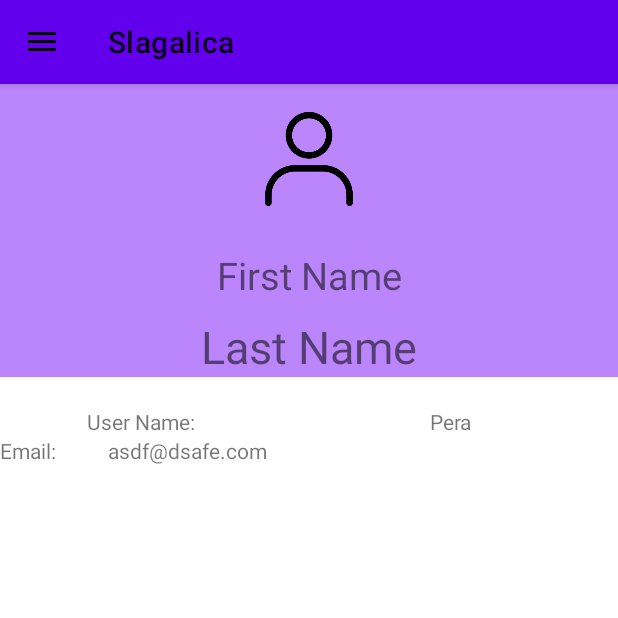
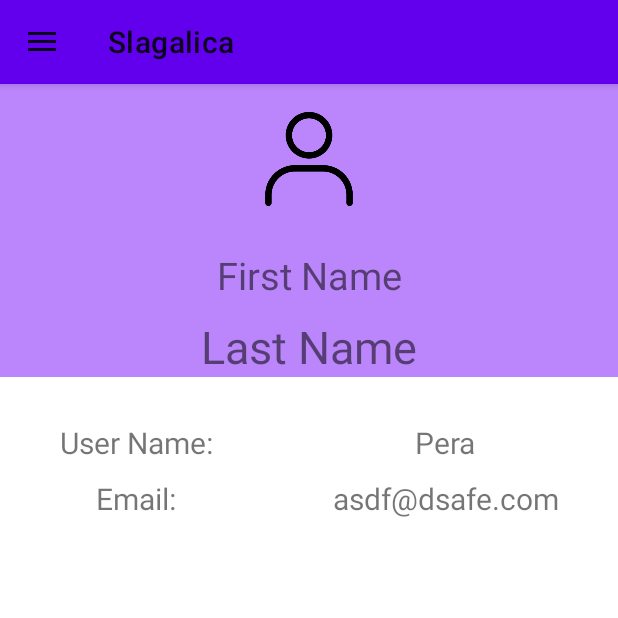
Before and after one commit to SR482021Danijel/MA-SIT-Project, an Android app: the screen it shows after launch (MainActivity), in the side drawer, after a tap on "Profile", on a phone screen of 412 x 824 dp, the top half of it. Run offline under Robolectric (Android 15) with nearby library versions, the phone set to English and light mode, and no system bars.

Commit message:
dodao styles

```diff
--- a/app/src/main/res/values/styles.xml
+++ b/app/src/main/res/values/styles.xml
@@ -15,4 +15,18 @@
         <item name="android:textSize">20sp</item>
         <item name="android:layout_marginRight">20sp</item>
     </style>
+
+    <style name="textViewProfile" parent="android:Widget.TextView">
+        <item name="android:textSize">20sp</item>
+        <item name="android:layout_weight">1</item>
+        <item name="android:gravity">center</item>
+        <item name="android:layout_marginTop">10sp</item>
+    </style>
+
+    <style name="textViewAmountProfile" parent="android:Widget.TextView">
+        <item name="android:textSize">20sp</item>
+        <item name="android:layout_weight">1</item>
+        <item name="android:gravity">center</item>
+        <item name="android:layout_marginTop">10sp</item>
+    </style>
 </resources>
```
